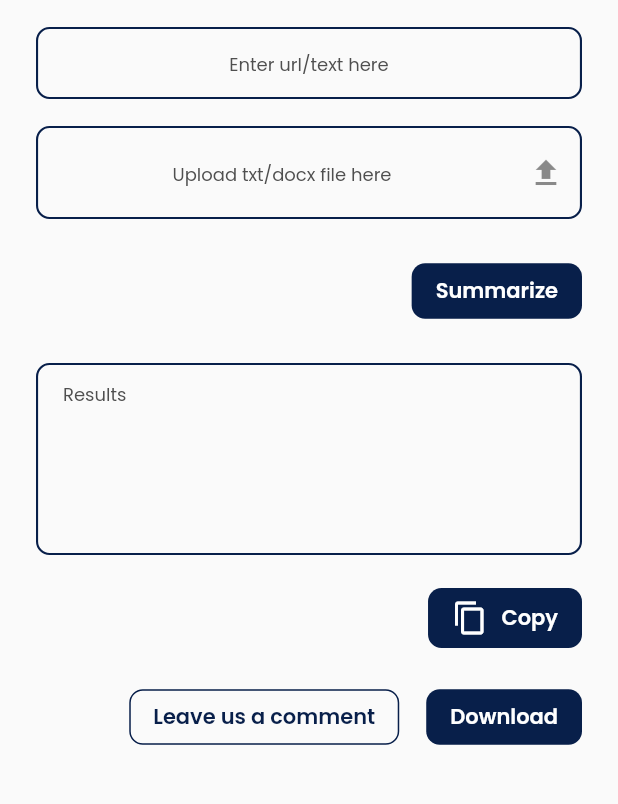
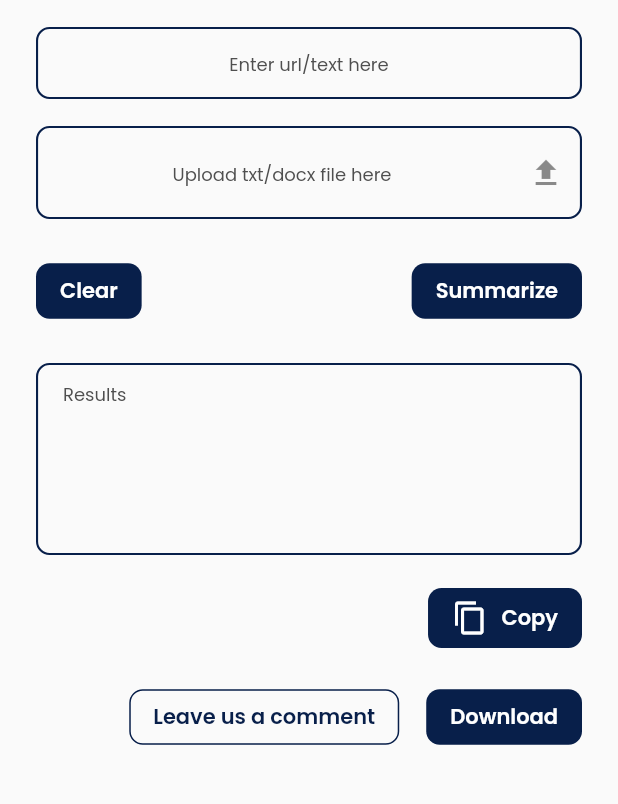
Before and after one commit to Zummit-Africa-Inc/sumry_man_mobile, a Flutter app: the HomeScreen screen opened by its route, on a phone screen of 412 x 824 dp, the part 363-1167 px from its top. Run offline on Flutter 3.47's test engine with Material 2 defaults, Android fonts, the light colour scheme and no system bars; our stand-ins replace date_format, file_picker, firebase_auth, firebase_core, firebase_database, flutter_riverpod and 2 more; missing offline and left inert: flutter_facebook_auth; accounts and stored records are empty.

Commit message:
added clear button

```diff
--- a/lib/screens/home_screen.dart
+++ b/lib/screens/home_screen.dart
@@ -25,14 +25,14 @@ class HomeScreen extends StatefulWidget {
 }
 
 class _HomeScreenState extends State<HomeScreen> {
-  String filePath = "";
-  String fileName = "";
-  bool isLoading = false;
+  var filePath = "";
+  var fileName = "";
+  var isLoading = false;
   FilePickerResult? Result;
-  int selectedIndex = 0;
+  var selectedIndex = 0;
   final summaryApi = SummaryApi();
-  TextEditingController textController = TextEditingController();
-  TextEditingController resultController = TextEditingController();
+  final textController = TextEditingController();
+  final resultController = TextEditingController();
 
   Future<void> _copyToClipboard() async {
     Clipboard.setData(ClipboardData(text: resultController.text)).then((value) {
@@ -130,14 +130,8 @@ class _HomeScreenState extends State<HomeScreen> {
                 color: theme.colorScheme.primary,
               ),
             ),
-            _UploadOrInput(
-              onChanged: (value) {
-                selectedIndex = value;
-              },
-              children: [
             Padding(
-                  padding:
-                      const EdgeInsets.symmetric(vertical: sSecondaryPadding),
+              padding: const EdgeInsets.symmetric(vertical: sSecondaryPadding),
               child: InputField(
                 state: InputFieldState(
                   onClick: () {
@@ -177,12 +171,23 @@ class _HomeScreenState extends State<HomeScreen> {
                 readOnly: true,
               ),
             ),
-              ],
+            vSpace(sPadding),
+            Row(
+              mainAxisAlignment: MainAxisAlignment.spaceBetween,
+              children: [
+                AppButton(
+                  text: ResHomeScreen.clear,
+                  backgroundColor: theme.colorScheme.primary,
+                  padding:
+                      const EdgeInsets.symmetric(horizontal: 16, vertical: 8),
+                  onPressed: () {
+                    setState(() {
+                      textController.clear();
+                      Result = null;
+                    });
+                  },
                 ),
-            vSpace(sPadding),
-            Align(
-              alignment: Alignment.centerRight,
-              child: AppButton(
+                AppButton(
                   text: ResHomeScreen.summarize,
                   backgroundColor: theme.colorScheme.primary,
                   padding:
@@ -212,7 +217,7 @@ class _HomeScreenState extends State<HomeScreen> {
                       showDialog(
                         context: context,
                         builder: (context) => AlertDialog(
-                        title: const Text("An error has occured"),
+                          title: const Text("An error has occurred"),
                           content: Text(result["message"].toString()),
                           actions: <Widget>[
                             TextButton(
@@ -234,6 +239,7 @@ class _HomeScreenState extends State<HomeScreen> {
                     }
                   },
                 ),
+              ],
             ),
             vSpace(sPadding),
             InputField(
@@ -298,41 +304,3 @@ class _HomeScreenState extends State<HomeScreen> {
     );
   }
 }
-
-class _UploadOrInput extends StatefulWidget {
-  final List<Widget> children;
-  final ValueChanged<int> onChanged;
-
-  const _UploadOrInput(
-      {Key? key, required this.children, required this.onChanged})
-      : super(key: key);
-
-  @override
-  State<_UploadOrInput> createState() => __UploadOrInputState();
-}
-
-class __UploadOrInputState extends State<_UploadOrInput> {
-  int _selected = 0;
-
-  Widget _buildItem(Widget item, int index) {
-    return Row(
-      children: [
-        Expanded(
-          child: item,
-        )
-      ],
-    );
-  }
-
-  @override
-  Widget build(BuildContext context) {
-    final List<Widget> children = [];
-    for (int i = 0; i < widget.children.length; ++i) {
-      children.add(_buildItem(widget.children[i], i));
-    }
-
-    return Column(
-      children: children,
-    );
-  }
-}
--- a/lib/utils/res/res_profile.dart
+++ b/lib/utils/res/res_profile.dart
@@ -43,6 +43,7 @@ class ResHomeScreen {
   static const String enterText = "Enter url/text here";
   static const String uploadText = "Upload txt/docx file here";
   static const String summarize = "Summarize";
+  static const String clear = "Clear";
   static const String result = "Results";
   static const String copy = "Copy";
   static const String download = "Download";
```
Lines whose indentation alone changed are shown as unchanged.
